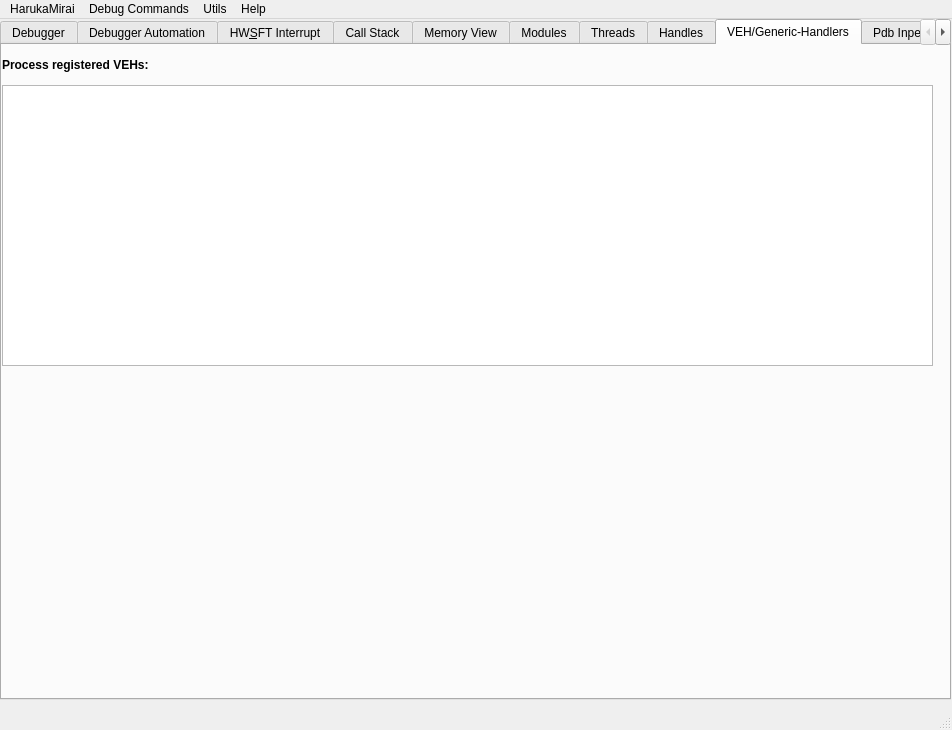
Old version of the form debuggerwidgets/maindebug/maindebuggerwindow.ui in the repository keowu/koidbg.
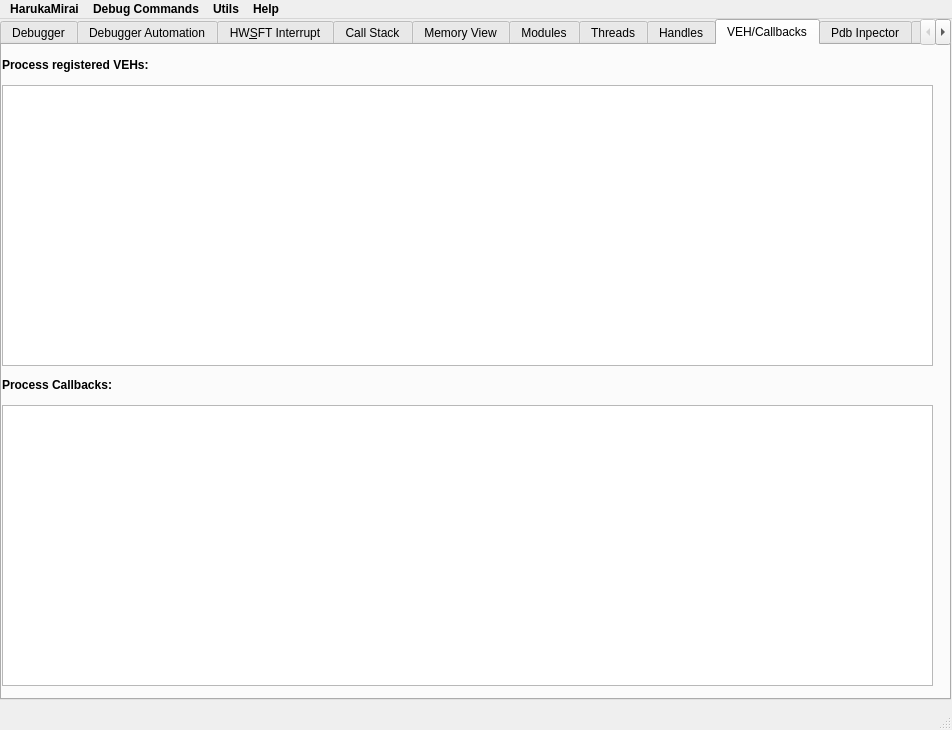
New version of the form. The open tabs and pages were chosen to show the change. Custom widgets are drawn as their Qt base class.

```diff
--- a/debuggerwidgets/maindebug/maindebuggerwindow.ui
+++ b/debuggerwidgets/maindebug/maindebuggerwindow.ui
@@ -460,7 +460,7 @@
     </widget>
     <widget class="QWidget" name="tab_13">
      <attribute name="title">
-      <string>VEH/Generic-Handlers</string>
+      <string>VEH/Callbacks</string>
      </attribute>
      <widget class="QListView" name="lsRegisteredVehs">
       <property name="geometry">
@@ -490,6 +490,34 @@
        <string>Process registered VEHs:</string>
       </property>
      </widget>
+     <widget class="QLabel" name="label_12">
+      <property name="geometry">
+       <rect>
+        <x>0</x>
+        <y>330</y>
+        <width>181</width>
+        <height>20</height>
+       </rect>
+      </property>
+      <property name="font">
+       <font>
+        <bold>true</bold>
+       </font>
+      </property>
+      <property name="text">
+       <string>Process Callbacks:</string>
+      </property>
+     </widget>
+     <widget class="QListView" name="lstProcessCallbacks">
+      <property name="geometry">
+       <rect>
+        <x>0</x>
+        <y>360</y>
+        <width>931</width>
+        <height>281</height>
+       </rect>
+      </property>
+     </widget>
     </widget>
     <widget class="QWidget" name="tab_6">
      <attribute name="title">
@@ -515,7 +543,17 @@
      <height>26</height>
     </rect>
    </property>
+   <property name="font">
+    <font>
+     <bold>true</bold>
+    </font>
+   </property>
    <widget class="QMenu" name="menuHarukaMirai_Debugger">
+    <property name="font">
+     <font>
+      <bold>false</bold>
+     </font>
+    </property>
     <property name="title">
      <string>HarukaMirai</string>
     </property>
```
Left out of the diff: 15 changed lines with no effect on the pictures.
